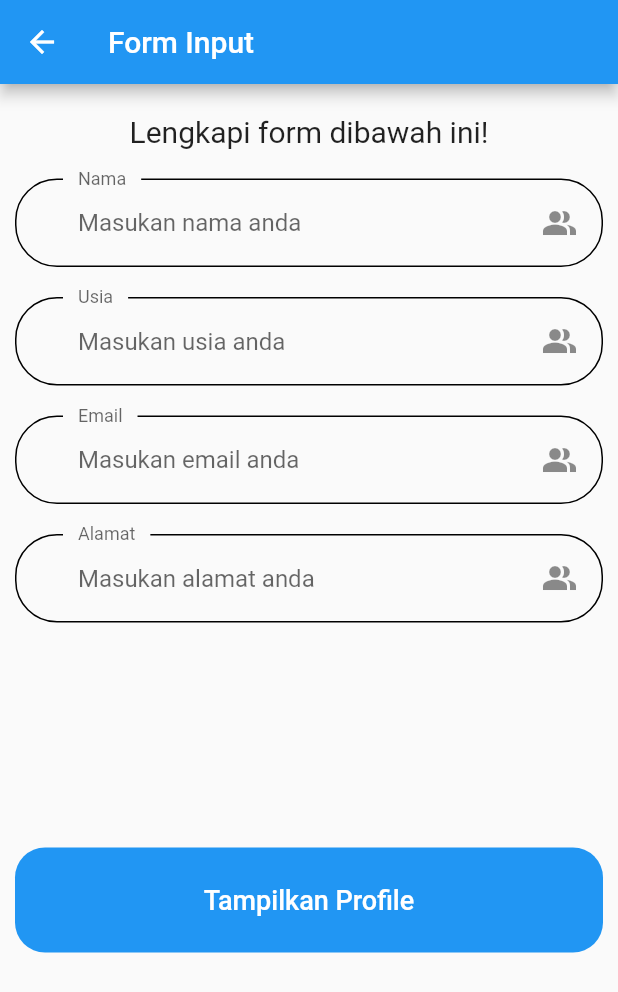
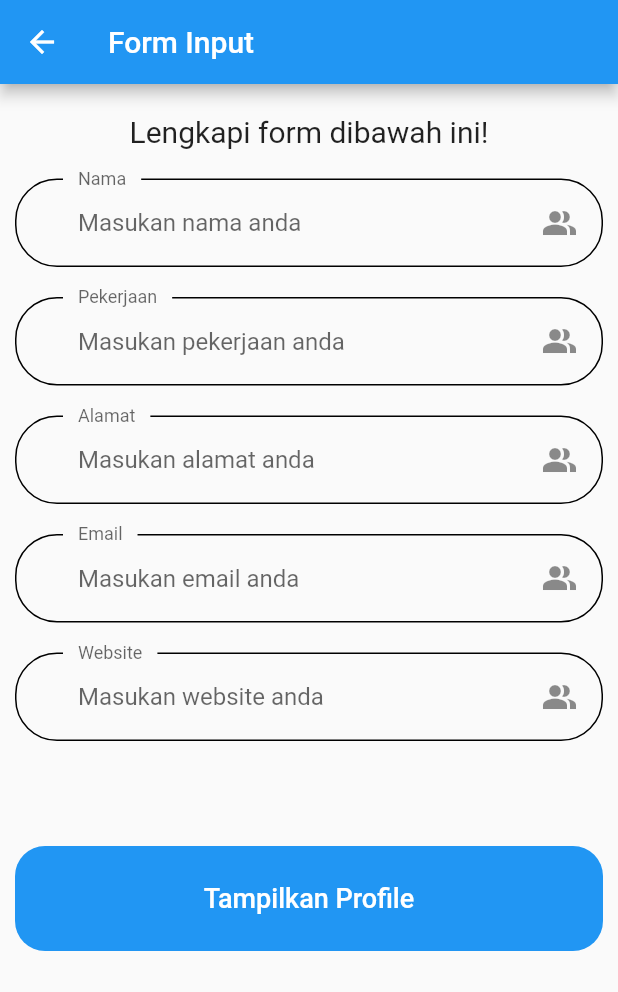
Before and after one commit to rizkysaid/profile_card, a Flutter app: the FormInput screen opened directly, on a phone screen of 412 x 824 dp. Shown: the top 992 px of the screen. Run offline on Flutter 3.47's test engine with Material 2 defaults, Android fonts, the phone set to English and light mode, and no system bars; our stand-ins replace introduction_screen.

Commit message:
form_input_done

```diff
--- a/lib/form_input.dart
+++ b/lib/form_input.dart
@@ -6,6 +6,12 @@ class FormInput extends StatefulWidget {
 }
 
 class _FormInputState extends State<FormInput> {
+  TextEditingController namaController = TextEditingController();
+  TextEditingController pekerjaanController = TextEditingController();
+  TextEditingController alamatController = TextEditingController();
+  TextEditingController emailController = TextEditingController();
+  TextEditingController websiteController = TextEditingController();
+
   @override
   Widget build(BuildContext context) {
     return Scaffold(
@@ -24,7 +30,7 @@ class _FormInputState extends State<FormInput> {
               ),
               SizedBox(height: 20),
               TextFormField(
-                // controller: nohpController,
+                controller: namaController,
                 // keyboardType: TextInputType.number,
                 // onChanged: (value) {
                 //   if (value.isNotEmpty) {
@@ -62,22 +68,10 @@ class _FormInputState extends State<FormInput> {
               ),
               SizedBox(height: 20),
               TextFormField(
-                // controller: nohpController,
-                keyboardType: TextInputType.number,
-                // onChanged: (value) {
-                //   if (value.isNotEmpty) {
-                //     setState(() {
-                //       isButtonDisabled = false;
-                //     });
-                //   } else {
-                //     setState(() {
-                //       isButtonDisabled = true;
-                //     });
-                //   }
-                // },
+                controller: pekerjaanController,
                 decoration: InputDecoration(
-                  labelText: "Usia",
-                  hintText: 'Masukan usia anda',
+                  labelText: "Pekerjaan",
+                  hintText: 'Masukan pekerjaan anda',
                   floatingLabelBehavior: FloatingLabelBehavior.always,
                   suffixIcon: Padding(
                       padding: EdgeInsets.fromLTRB(0, 10, 10, 10),
@@ -102,19 +96,36 @@ class _FormInputState extends State<FormInput> {
                 height: 20,
               ),
               TextFormField(
-                // controller: nohpController,
+                controller: alamatController,
+                decoration: InputDecoration(
+                  labelText: "Alamat",
+                  hintText: 'Masukan alamat anda',
+                  floatingLabelBehavior: FloatingLabelBehavior.always,
+                  suffixIcon: Padding(
+                      padding: EdgeInsets.fromLTRB(0, 10, 10, 10),
+                      child: Icon(Icons.people_alt)),
+                  contentPadding: EdgeInsets.symmetric(
+                    horizontal: 42,
+                    vertical: 20,
+                  ),
+                  enabledBorder: OutlineInputBorder(
+                    borderRadius: BorderRadius.circular(28),
+                    borderSide: BorderSide(color: Colors.black),
+                    gapPadding: 10,
+                  ),
+                  focusedBorder: OutlineInputBorder(
+                    borderRadius: BorderRadius.circular(28),
+                    borderSide: BorderSide(color: Colors.blue),
+                    gapPadding: 10,
+                  ),
+                ),
+              ),
+              SizedBox(
+                height: 20,
+              ),
+              TextFormField(
+                controller: emailController,
                 keyboardType: TextInputType.emailAddress,
-                // onChanged: (value) {
-                //   if (value.isNotEmpty) {
-                //     setState(() {
-                //       isButtonDisabled = false;
-                //     });
-                //   } else {
-                //     setState(() {
-                //       isButtonDisabled = true;
-                //     });
-                //   }
-                // },
                 decoration: InputDecoration(
                   labelText: "Email",
                   hintText: 'Masukan email anda',
@@ -140,22 +151,9 @@ class _FormInputState extends State<FormInput> {
               ),
               SizedBox(height: 20),
               TextFormField(
-                // controller: nohpController,
-                keyboardType: TextInputType.number,
-                // onChanged: (value) {
-                //   if (value.isNotEmpty) {
-                //     setState(() {
-                //       isButtonDisabled = false;
-                //     });
-                //   } else {
-                //     setState(() {
-                //       isButtonDisabled = true;
-                //     });
-                //   }
-                // },
                 decoration: InputDecoration(
-                  labelText: "Alamat",
-                  hintText: 'Masukan alamat anda',
+                  labelText: "Website",
+                  hintText: 'Masukan website anda',
                   floatingLabelBehavior: FloatingLabelBehavior.always,
                   suffixIcon: Padding(
                       padding: EdgeInsets.fromLTRB(0, 10, 10, 10),
@@ -176,7 +174,7 @@ class _FormInputState extends State<FormInput> {
                   ),
                 ),
               ),
-              SizedBox(height: 150),
+              SizedBox(height: 70),
               SizedBox(
                 width: double.infinity,
                 height: 70,
@@ -188,6 +186,7 @@ class _FormInputState extends State<FormInput> {
                           borderRadius: BorderRadius.all(Radius.circular(20)))),
                   onPressed: () {
                     // login(nohpController.text);
+                    print(namaController.text);
                   },
                   child: Text(
                     "Tampilkan Profile",
```
